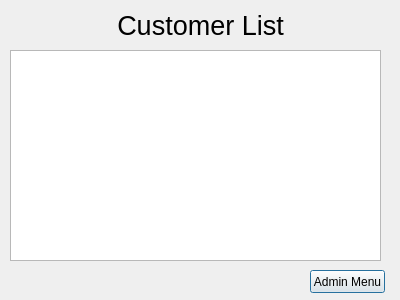
Qt form customerlisting.ui (OverworldLord/pxgic) before a commit.
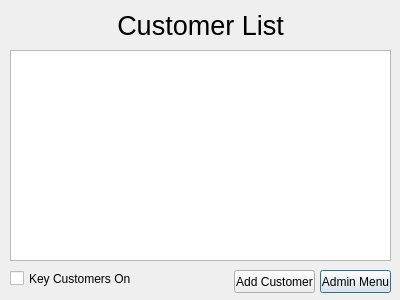
The same form after that commit.

Commit message: Sorting & Filtering Customers/Adding Customers

```diff
--- a/customerlisting.ui
+++ b/customerlisting.ui
@@ -29,9 +29,9 @@
   <widget class="QPushButton" name="pushButton">
    <property name="geometry">
     <rect>
-     <x>310</x>
+     <x>320</x>
      <y>270</y>
-     <width>75</width>
+     <width>71</width>
      <height>23</height>
     </rect>
    </property>
@@ -44,11 +44,37 @@
     <rect>
      <x>10</x>
      <y>50</y>
-     <width>371</width>
+     <width>381</width>
      <height>211</height>
     </rect>
    </property>
   </widget>
+  <widget class="QCheckBox" name="checkBox">
+   <property name="geometry">
+    <rect>
+     <x>10</x>
+     <y>270</y>
+     <width>121</width>
+     <height>17</height>
+    </rect>
+   </property>
+   <property name="text">
+    <string>Key Customers Only</string>
+   </property>
+  </widget>
+  <widget class="QPushButton" name="pushButton_2">
+   <property name="geometry">
+    <rect>
+     <x>234</x>
+     <y>270</y>
+     <width>81</width>
+     <height>23</height>
+    </rect>
+   </property>
+   <property name="text">
+    <string>Add Customer</string>
+   </property>
+  </widget>
  </widget>
  <resources/>
  <connections/>
```
The commit also changes 49 other files.
